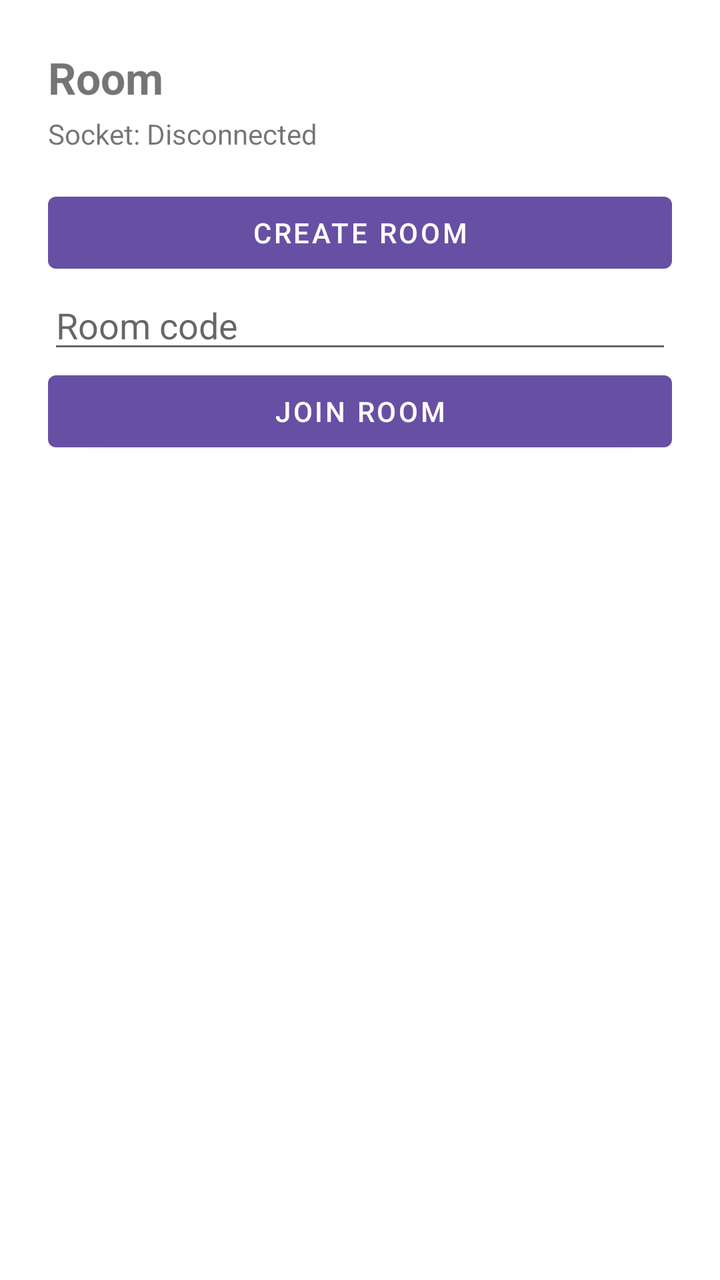
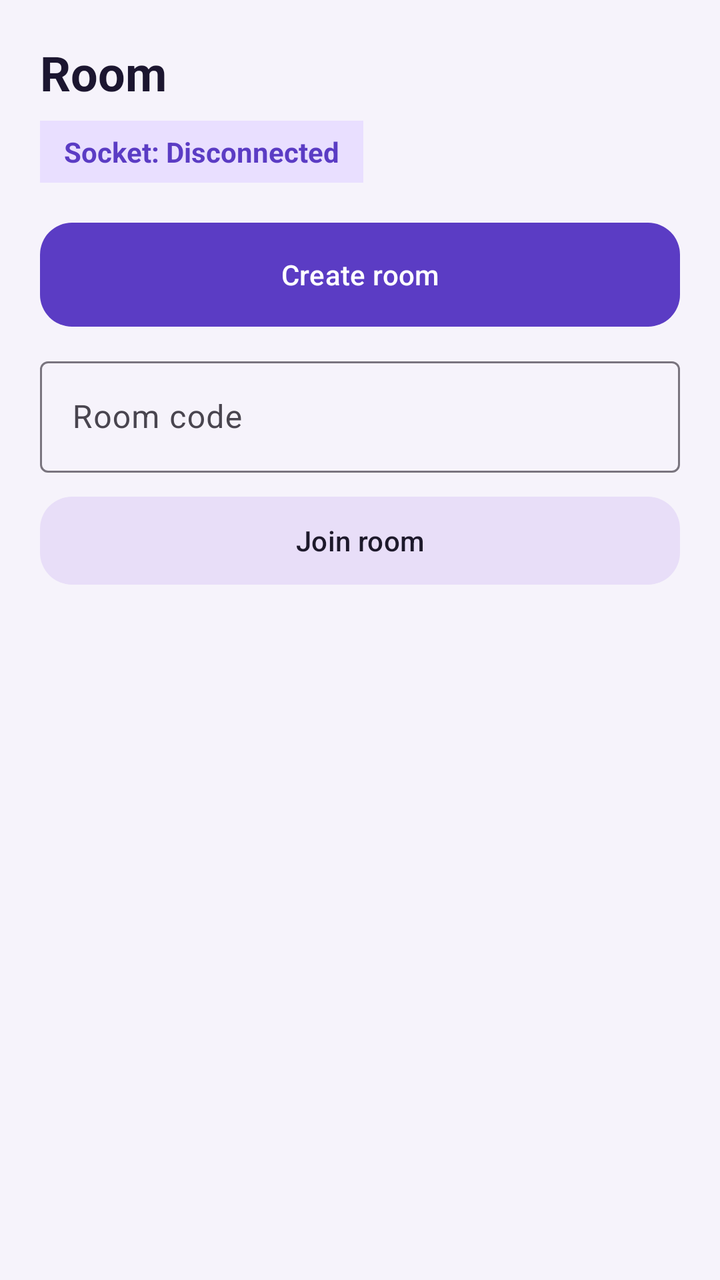

Before-and-after screenshots of an Android layout around one commit, followed by the original layout XML and the change that was made.
<!-- AndroidManifest.xml: application theme Theme.RoxStar -->
<!-- res/layout/fragment_room.xml -->
<?xml version="1.0" encoding="utf-8"?>
<ScrollView xmlns:android="http://schemas.android.com/apk/res/android"
    android:layout_width="match_parent"
    android:layout_height="match_parent">

    <LinearLayout
        android:layout_width="match_parent"
        android:layout_height="wrap_content"
        android:orientation="vertical"
        android:padding="24dp">

        <TextView
            android:id="@+id/title"
            android:layout_width="match_parent"
            android:layout_height="wrap_content"
            android:text="Room"
            android:textSize="22sp"
            android:textStyle="bold" />

        <TextView
            android:id="@+id/connection"
            android:layout_width="match_parent"
            android:layout_height="wrap_content"
            android:layout_marginTop="4dp"
            android:text="Socket: Disconnected" />

        <LinearLayout
            android:id="@+id/lobby"
            android:layout_width="match_parent"
            android:layout_height="wrap_content"
            android:orientation="vertical">

            <Button
                android:id="@+id/createRoom"
                android:layout_width="match_parent"
                android:layout_height="wrap_content"
                android:layout_marginTop="16dp"
                android:text="Create Room" />

            <EditText
                android:id="@+id/roomCodeInput"
                android:layout_width="match_parent"
                android:layout_height="wrap_content"
                android:hint="Room code"
                android:inputType="textCapCharacters"
                android:maxLength="6" />

            <Button
                android:id="@+id/joinRoom"
                android:layout_width="match_parent"
                android:layout_height="wrap_content"
                android:text="Join Room" />
        </LinearLayout>

        <LinearLayout
            android:id="@+id/session"
            android:layout_width="match_parent"
            android:layout_height="wrap_content"
            android:orientation="vertical"
            android:visibility="gone">

            <TextView
                android:layout_width="match_parent"
                android:layout_height="wrap_content"
                android:layout_marginTop="16dp"
                android:text="Participants"
                android:textStyle="bold" />

            <TextView
                android:id="@+id/participants"
                android:layout_width="match_parent"
                android:layout_height="wrap_content"
                android:layout_marginTop="4dp" />

            <TextView
                android:layout_width="match_parent"
                android:layout_height="wrap_content"
                android:layout_marginTop="16dp"
                android:text="My drafts"
                android:textStyle="bold" />

            <Spinner
                android:id="@+id/draftPicker"
                android:layout_width="match_parent"
                android:layout_height="wrap_content" />

            <Button
                android:id="@+id/shareDraft"
                android:layout_width="match_parent"
                android:layout_height="wrap_content"
                android:text="Share Draft" />

            <Button
                android:id="@+id/openSpin"
                android:layout_width="match_parent"
                android:layout_height="wrap_content"
                android:text="Spin" />

            <Button
                android:id="@+id/refreshRoom"
                android:layout_width="match_parent"
                android:layout_height="wrap_content"
                android:text="Refresh room state" />

            <Button
                android:id="@+id/disconnectSocket"
                android:layout_width="match_parent"
                android:layout_height="wrap_content"
                android:text="Disconnect socket" />

            <Button
                android:id="@+id/reconnectSocket"
                android:layout_width="match_parent"
                android:layout_height="wrap_content"
                android:text="Reconnect socket" />

            <Button
                android:id="@+id/leaveRoom"
                android:layout_width="match_parent"
                android:layout_height="wrap_content"
                android:text="Leave Room" />

            <TextView
                android:layout_width="match_parent"
                android:layout_height="wrap_content"
                android:layout_marginTop="16dp"
                android:text="Events"
                android:textStyle="bold" />

            <TextView
                android:id="@+id/events"
                android:layout_width="match_parent"
                android:layout_height="wrap_content"
                android:layout_marginTop="4dp" />
        </LinearLayout>
    </LinearLayout>
</ScrollView>
<!-- resources referenced by this layout -->
<resources>
  <style name="Theme.RoxStar" parent="Theme.MaterialComponents.Light.NoActionBar">
          <item name="colorPrimary">@color/purple_700</item>
          <item name="android:statusBarColor">@color/purple_700</item>
      </style>
  <color name="purple_700">#6750A4</color>
</resources>

<!-- the commit's change to res/layout/fragment_room.xml (unified diff, before → after) -->
@@ -1,28 +1,34 @@
 <?xml version="1.0" encoding="utf-8"?>
 <ScrollView xmlns:android="http://schemas.android.com/apk/res/android"
+    xmlns:app="http://schemas.android.com/apk/res-auto"
     android:layout_width="match_parent"
-    android:layout_height="match_parent">
+    android:layout_height="match_parent"
+    android:background="@color/md_surface">
 
     <LinearLayout
         android:layout_width="match_parent"
         android:layout_height="wrap_content"
         android:orientation="vertical"
-        android:padding="24dp">
+        android:padding="20dp">
 
         <TextView
             android:id="@+id/title"
             android:layout_width="match_parent"
             android:layout_height="wrap_content"
             android:text="Room"
-            android:textSize="22sp"
-            android:textStyle="bold" />
+            android:textAppearance="@style/TextAppearance.RoxStar.Title" />
 
         <TextView
             android:id="@+id/connection"
-            android:layout_width="match_parent"
+            android:layout_width="wrap_content"
             android:layout_height="wrap_content"
-            android:layout_marginTop="4dp"
-            android:text="Socket: Disconnected" />
+            android:layout_marginTop="8dp"
+            android:background="@color/md_primary_container"
+            android:paddingHorizontal="12dp"
+            android:paddingVertical="6dp"
+            android:text="Socket: Disconnected"
+            android:textColor="@color/md_primary"
+            android:textStyle="bold" />
 
         <LinearLayout
             android:id="@+id/lobby"
@@ -30,26 +36,36 @@
             android:layout_height="wrap_content"
             android:orientation="vertical">
 
-            <Button
+            <com.google.android.material.button.MaterialButton
                 android:id="@+id/createRoom"
                 android:layout_width="match_parent"
                 android:layout_height="wrap_content"
-                android:layout_marginTop="16dp"
-                android:text="Create Room" />
+                android:layout_marginTop="20dp"
+                android:text="Create room" />
 
-            <EditText
-                android:id="@+id/roomCodeInput"
+            <com.google.android.material.textfield.TextInputLayout
                 android:layout_width="match_parent"
                 android:layout_height="wrap_content"
+                android:layout_marginTop="12dp"
                 android:hint="Room code"
-                android:inputType="textCapCharacters"
-                android:maxLength="6" />
+                style="@style/Widget.Material3.TextInputLayout.OutlinedBox">
 
-            <Button
+                <com.google.android.material.textfield.TextInputEditText
+                    android:id="@+id/roomCodeInput"
+                    android:layout_width="match_parent"
+                    android:layout_height="wrap_content"
+                    android:imeOptions="actionDone"
+                    android:inputType="textCapCharacters"
+                    android:maxLength="6" />
+            </com.google.android.material.textfield.TextInputLayout>
+
+            <com.google.android.material.button.MaterialButton
                 android:id="@+id/joinRoom"
+                style="@style/Widget.RoxStar.Button.Tonal"
                 android:layout_width="match_parent"
                 android:layout_height="wrap_content"
-                android:text="Join Room" />
+                android:layout_marginTop="8dp"
+                android:text="Join room" />
         </LinearLayout>
 
         <LinearLayout
@@ -59,79 +75,119 @@
             android:orientation="vertical"
             android:visibility="gone">
 
-            <TextView
+            <com.google.android.material.card.MaterialCardView
                 android:layout_width="match_parent"
                 android:layout_height="wrap_content"
                 android:layout_marginTop="16dp"
-                android:text="Participants"
-                android:textStyle="bold" />
+                app:cardBackgroundColor="@color/md_card"
+                app:cardCornerRadius="18dp"
+                app:cardElevation="0dp"
+                app:strokeColor="#E4DDF3"
+                app:strokeWidth="1dp">
 
-            <TextView
-                android:id="@+id/participants"
-                android:layout_width="match_parent"
-                android:layout_height="wrap_content"
-                android:layout_marginTop="4dp" />
+                <LinearLayout
+                    android:layout_width="match_parent"
+                    android:layout_height="wrap_content"
+                    android:orientation="vertical"
+                    android:padding="16dp">
+
+                    <TextView
+                        android:layout_width="match_parent"
+                        android:layout_height="wrap_content"
+                        android:text="Participants"
+                        android:textStyle="bold" />
+
+                    <TextView
+                        android:id="@+id/participants"
+                        android:layout_width="match_parent"
+                        android:layout_height="wrap_content"
+                        android:layout_marginTop="8dp"
+                        android:lineSpacingExtra="4dp" />
+                </LinearLayout>
+            </com.google.android.material.card.MaterialCardView>
 
             <TextView
                 android:layout_width="match_parent"
                 android:layout_height="wrap_content"
                 android:layout_marginTop="16dp"
-                android:text="My drafts"
+                android:text="Share a draft"
                 android:textStyle="bold" />
 
             <Spinner
                 android:id="@+id/draftPicker"
                 android:layout_width="match_parent"
-                android:layout_height="wrap_content" />
+                android:layout_height="48dp"
+                android:layout_marginTop="6dp" />
 
-            <Button
+            <com.google.android.material.button.MaterialButton
                 android:id="@+id/shareDraft"
                 android:layout_width="match_parent"
                 android:layout_height="wrap_content"
-                android:text="Share Draft" />
+                android:text="Share draft" />
 
-            <Button
+            <com.google.android.material.button.MaterialButton
                 android:id="@+id/openSpin"
+                style="@style/Widget.RoxStar.Button.Tonal"
                 android:layout_width="match_parent"
                 android:layout_height="wrap_content"
-                android:text="Spin" />
+                android:layout_marginTop="8dp"
+                android:text="Open spin wheel" />
 
-            <Button
+            <com.google.android.material.button.MaterialButton
                 android:id="@+id/refreshRoom"
+                style="@style/Widget.RoxStar.Button.Outlined"
                 android:layout_width="match_parent"
                 android:layout_height="wrap_content"
+                android:layout_marginTop="8dp"
                 android:text="Refresh room state" />
 
-            <Button
-                android:id="@+id/disconnectSocket"
+            <LinearLayout
                 android:layout_width="match_parent"
                 android:layout_height="wrap_content"
-                android:text="Disconnect socket" />
+                android:layout_marginTop="8dp"
+                android:orientation="horizontal">
 
-            <Button
-                android:id="@+id/reconnectSocket"
+                <com.google.android.material.button.MaterialButton
+                    android:id="@+id/disconnectSocket"
+                    style="@style/Widget.RoxStar.Button.Outlined"
+                    android:layout_width="0dp"
+                    android:layout_height="wrap_content"
+                    android:layout_marginEnd="6dp"
+                    android:layout_weight="1"
+                    android:text="Disconnect" />
+
+                <com.google.android.material.button.MaterialButton
+                    android:id="@+id/reconnectSocket"
+                    style="@style/Widget.RoxStar.Button.Outlined"
+                    android:layout_width="0dp"
+                    android:layout_height="wrap_content"
+                    android:layout_marginStart="6dp"
+                    android:layout_weight="1"
+                    android:text="Reconnect" />
+            </LinearLayout>
+
+            <com.google.android.material.button.MaterialButton
+                android:id="@+id/leaveRoom"
+                style="@style/Widget.RoxStar.Button.Outlined"
                 android:layout_width="match_parent"
                 android:layout_height="wrap_content"
-                android:text="Reconnect socket" />
-
-            <Button
-                android:id="@+id/leaveRoom"
-                android:layout_width="match_parent"
-                android:layout_height="wrap_content"
-                android:text="Leave Room" />
+                android:layout_marginTop="8dp"
+                android:text="Leave room" />
 
             <TextView
                 android:layout_width="match_parent"
                 android:layout_height="wrap_content"
                 android:layout_marginTop="16dp"
-                android:text="Events"
+                android:text="Live events"
                 android:textStyle="bold" />
 
             <TextView
                 android:id="@+id/events"
                 android:layout_width="match_parent"
                 android:layout_height="wrap_content"
-                android:layout_marginTop="4dp" />
+                android:layout_marginTop="6dp"
+                android:lineSpacingExtra="3dp"
+                android:textAppearance="@style/TextAppearance.RoxStar.Muted" />
         </LinearLayout>
     </LinearLayout>
 </ScrollView>
<!-- resource entries referenced after the edit -->
@@ -1,9 +1,46 @@
 <!-- resources referenced by this layout -->
 <resources>
-  <style name="Theme.RoxStar" parent="Theme.MaterialComponents.Light.NoActionBar">
-          <item name="colorPrimary">@color/purple_700</item>
-          <item name="android:statusBarColor">@color/purple_700</item>
+  <color name="md_card">#FFFFFF</color>
+  <color name="md_primary">#5B3CC4</color>
+  <color name="md_primary_container">#E9DFFF</color>
+  <color name="md_surface">#F6F3FB</color>
+  <style name="TextAppearance.RoxStar.Muted" parent="TextAppearance.Material3.BodyMedium">
+          <item name="android:textColor">@color/md_muted</item>
       </style>
-  <color name="purple_700">#6750A4</color>
+  <style name="TextAppearance.RoxStar.Title" parent="TextAppearance.Material3.HeadlineSmall">
+          <item name="android:textColor">@color/md_text</item>
+          <item name="android:textStyle">bold</item>
+      </style>
+  <style name="Widget.RoxStar.Button.Outlined" parent="Widget.Material3.Button.OutlinedButton">
+          <item name="android:textAllCaps">false</item>
+          <item name="android:minHeight">48dp</item>
+          <item name="cornerRadius">16dp</item>
+      </style>
+  <style name="Widget.RoxStar.Button.Tonal" parent="Widget.Material3.Button.TonalButton">
+          <item name="android:textAllCaps">false</item>
+          <item name="android:minHeight">52dp</item>
+          <item name="cornerRadius">16dp</item>
+      </style>
+  <style name="Theme.RoxStar" parent="Theme.Material3.Light.NoActionBar">
+          <item name="colorPrimary">@color/md_primary</item>
+          <item name="colorOnPrimary">@color/md_on_primary</item>
+          <item name="colorPrimaryContainer">@color/md_primary_container</item>
+          <item name="colorOnPrimaryContainer">@color/md_text</item>
+          <item name="android:statusBarColor">@color/md_primary</item>
+          <item name="android:navigationBarColor">@color/md_surface</item>
+          <item name="android:windowBackground">@color/md_surface</item>
+          <item name="android:textColor">@color/md_text</item>
+          <item name="materialButtonStyle">@style/Widget.RoxStar.Button</item>
+      </style>
+  <color name="md_muted">#6B6280</color>
+  <color name="md_text">#1C1630</color>
+  <color name="md_on_primary">#FFFFFF</color>
+  <style name="Widget.RoxStar.Button" parent="Widget.Material3.Button">
+          <item name="android:textAllCaps">false</item>
+          <item name="android:insetTop">0dp</item>
+          <item name="android:insetBottom">0dp</item>
+          <item name="android:minHeight">52dp</item>
+          <item name="cornerRadius">16dp</item>
+      </style>
 </resources>
 
